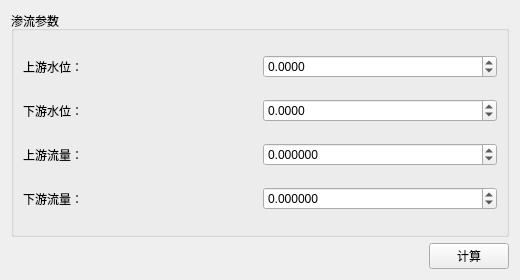
This is plugins/Base_Slover/SeepageWidget.ui in asd977/base_cae as Qt 5 draws it before an edit. The edited form follows.
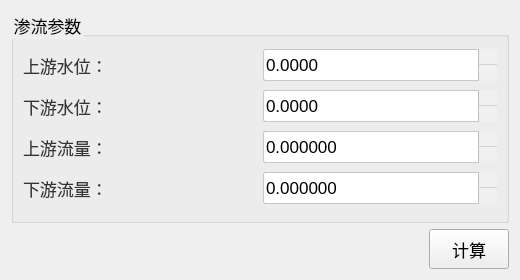
This is the edited form. Icons and pictures are not drawn.

Commit message: style: switch custom control arrows from png to svg

Diff of the .ui file:
```diff
--- a/plugins/Base_Slover/SeepageWidget.ui
+++ b/plugins/Base_Slover/SeepageWidget.ui
@@ -13,6 +13,104 @@
   <property name="windowTitle">
    <string>渗流分析</string>
   </property>
+  <property name="styleSheet">
+   <string notr="true">QWidget{
+font-family: &quot;Microsoft YaHei&quot;, &quot;微软雅黑&quot;;
+}
+QPushButton {
+    font-size: 17px;
+    min-height: 32px;
+}
+QPushButton#pushButton {
+    background-color: rgb(224, 233, 244);
+    border-width: 1px;
+    border-color: rgb(121, 121, 121);
+    border-style: solid;
+    min-height: 33px;
+    border-top: 1px solid rgb(169, 169, 169);
+    border-bottom: 1px solid rgb(169, 169, 169);
+    border-left: none;
+    border-right: none;
+    text-align: left;
+    padding-left: 15px;
+    font-size: 17px;
+}
+QLabel {
+    font-size: 17px;
+    color: rgb(51, 51, 51);
+}
+QLabel#pageNameLabel {
+    font-size: 20px;
+    padding-left: 9px;
+    color: rgb(53, 103, 147);
+}
+QLineEdit, QTextEdit, QPlainTextEdit, QSpinBox, QDoubleSpinBox, QDateTimeEdit {
+    border: 1px solid rgb(200, 200, 200);
+    border-radius: 2px;
+    font-size: 17px;
+    min-height: 30px;
+}
+QLineEdit:focus, QTextEdit:focus, QPlainTextEdit:focus,
+QSpinBox:focus, QDoubleSpinBox:focus, QDateTimeEdit:focus {
+    border-color: rgb(100, 100, 255);
+    outline: none;
+}
+QComboBox {
+    font-size: 17px;
+    color: rgb(51, 51, 51);
+    padding-left: 6px;
+    background: rgb(240, 240, 240);
+    border: 1px solid rgb(169, 169, 169);
+    border-radius: 3px;
+    min-height: 30px;
+}
+QComboBox::drop-down {
+    subcontrol-origin: padding;
+    subcontrol-position: top right;
+    width: 20px;
+    background: rgb(240, 240, 240);
+    border-left: 1px solid rgb(190, 190, 190);
+}
+QComboBox::down-arrow {
+    image: url(:/resources/arrow_down_drawn.svg);
+    width: 12px;
+    height: 12px;
+}
+QSpinBox::up-button, QDoubleSpinBox::up-button {
+    subcontrol-origin: border;
+    subcontrol-position: top right;
+    width: 18px;
+    border-left: 1px solid rgb(190, 190, 190);
+    border-bottom: 1px solid rgb(210, 210, 210);
+    background: rgb(240, 240, 240);
+}
+QSpinBox::down-button, QDoubleSpinBox::down-button {
+    subcontrol-origin: border;
+    subcontrol-position: bottom right;
+    width: 18px;
+    border-left: 1px solid rgb(190, 190, 190);
+    background: rgb(240, 240, 240);
+}
+QSpinBox::up-arrow, QDoubleSpinBox::up-arrow {
+    image: url(:/resources/arrow_up_drawn.svg);
+    width: 10px;
+    height: 10px;
+}
+QSpinBox::down-arrow, QDoubleSpinBox::down-arrow {
+    image: url(:/resources/arrow_down_drawn.svg);
+    width: 10px;
+    height: 10px;
+}
+QRadioButton, QCheckBox, QGroupBox {
+    font-size: 17px;
+}
+QTableWidget, QTreeWidget, QListWidget {
+    font-size: 16px;
+    gridline-color: rgb(210, 210, 210);
+}
+
+</string>
+  </property>
   <layout class="QVBoxLayout" name="verticalLayout">
    <item>
     <widget class="QGroupBox" name="groupBoxParameters">
```
The commit also changes 45 other files.
